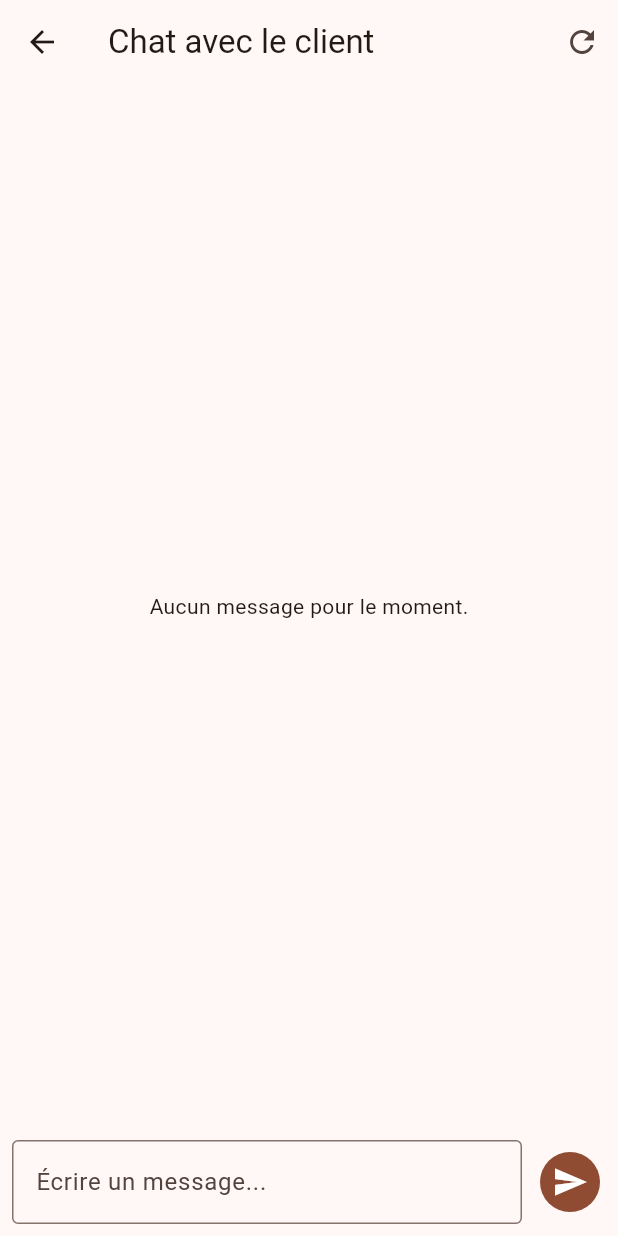
After one commit to keretkimla-code/Livraison-app, a Flutter app: the ChatScreen screen opened directly, after a tap on the "send" icon, on a phone screen of 412 x 824 dp. The commit adds this screen. Run offline on Flutter 3.47's test engine with Material 3 defaults, Android fonts, the phone set to English and light mode, and no system bars.

Commit message:
Ajoute l'écran de chat côté Livreur

```diff
--- /dev/null
+++ b/livreur/lib/screens/chat_screen.dart
@@ -0,0 +1,102 @@
+import 'package:flutter/material.dart';
+import 'package:provider/provider.dart';
+import '../state/app_state.dart';
+
+class ChatScreen extends StatefulWidget {
+  const ChatScreen({super.key});
+
+  @override
+  State<ChatScreen> createState() => _ChatScreenState();
+}
+
+class _ChatScreenState extends State<ChatScreen> {
+  final TextEditingController _controller = TextEditingController();
+
+  @override
+  void initState() {
+    super.initState();
+    WidgetsBinding.instance.addPostFrameCallback((_) {
+      context.read<AppState>().loadChatMessages();
+    });
+  }
+
+  @override
+  void dispose() {
+    _controller.dispose();
+    super.dispose();
+  }
+
+  @override
+  Widget build(BuildContext context) {
+    final appState = context.watch<AppState>();
+    final messages = appState.chatMessages;
+
+    return Scaffold(
+      appBar: AppBar(
+        title: const Text('Chat avec le client'),
+        actions: [
+          IconButton(
+            icon: const Icon(Icons.refresh),
+            onPressed: () => context.read<AppState>().loadChatMessages(),
+          ),
+        ],
+      ),
+      body: Column(
+        children: [
+          Expanded(
+            child: messages.isEmpty
+                ? const Center(child: Text('Aucun message pour le moment.'))
+                : ListView.builder(
+              padding: const EdgeInsets.all(12),
+              itemCount: messages.length,
+              itemBuilder: (context, index) {
+                final msg = messages[index];
+                final isCourier = msg['sender_role'] == 'courier';
+                return Align(
+                  alignment: isCourier ? Alignment.centerRight : Alignment.centerLeft,
+                  child: Container(
+                    margin: const EdgeInsets.symmetric(vertical: 4),
+                    padding: const EdgeInsets.symmetric(horizontal: 14, vertical: 10),
+                    decoration: BoxDecoration(
+                      color: isCourier ? Colors.orange.shade100 : Colors.grey.shade200,
+                      borderRadius: BorderRadius.circular(12),
+                    ),
+                    child: Text(msg['text']?.toString() ?? ''),
+                  ),
+                );
+              },
+            ),
+          ),
+          SafeArea(
+            child: Padding(
+              padding: const EdgeInsets.all(8.0),
+              child: Row(
+                children: [
+                  Expanded(
+                    child: TextField(
+                      controller: _controller,
+                      decoration: const InputDecoration(
+                        hintText: 'Écrire un message...',
+                        border: OutlineInputBorder(),
+                      ),
+                    ),
+                  ),
+                  const SizedBox(width: 8),
+                  IconButton.filled(
+                    icon: const Icon(Icons.send),
+                    onPressed: () {
+                      final text = _controller.text;
+                      if (text.trim().isEmpty) return;
+                      context.read<AppState>().sendChatMessage(text);
+                      _controller.clear();
+                    },
+                  ),
+                ],
+              ),
+            ),
+          ),
+        ],
+      ),
+    );
+  }
+}
--- a/livreur/lib/screens/navigation_screen.dart
+++ b/livreur/lib/screens/navigation_screen.dart
@@ -3,6 +3,7 @@ import 'package:provider/provider.dart';
 import '../models/order.dart';
 import '../state/app_state.dart';
 import 'delivery_confirmation_screen.dart';
+import 'chat_screen.dart';
 
 class NavigationScreen extends StatelessWidget {
   const NavigationScreen({super.key});
@@ -63,6 +64,16 @@ class NavigationScreen extends StatelessWidget {
                   Text(headingToPickup ? order.pickupAddress : order.dropoffAddress),
                   const SizedBox(height: 4),
                   Text('Commande ${order.id} · ${order.price} FCFA'),
+                  const SizedBox(height: 12),
+                  OutlinedButton.icon(
+                    onPressed: () {
+                      Navigator.of(context).push(
+                        MaterialPageRoute(builder: (_) => const ChatScreen()),
+                      );
+                    },
+                    icon: const Icon(Icons.chat),
+                    label: const Text('Chat avec le client'),
+                  ),
                   const SizedBox(height: 16),
                   if (appState.errorMessage != null) ...[
                     Text(appState.errorMessage!, style: const TextStyle(color: Colors.red, fontSize: 12)),
--- a/livreur/lib/state/app_state.dart
+++ b/livreur/lib/state/app_state.dart
@@ -33,6 +33,7 @@ class AppState extends ChangeNotifier {
   bool isAvailable = false;
   List<DeliveryOrder> incomingRequests = [];
   DeliveryOrder? currentOrder;
+  List<Map<String, dynamic>> chatMessages = [];
   List<DeliveryOrder> history = [];
 
   // --- UI ---
@@ -331,4 +332,28 @@ class AppState extends ChangeNotifier {
     _routeTimer?.cancel();
     super.dispose();
   }
+  Future<void> loadChatMessages() async {
+    final order = currentOrder;
+    if (order == null) return;
+    try {
+      final json = await _api.get('/orders/${order.id}/messages');
+      chatMessages = (json as List).cast<Map<String, dynamic>>();
+      notifyListeners();
+    } catch (e) {
+      errorMessage = e.toString();
+      notifyListeners();
+    }
+  }
+
+  Future<void> sendChatMessage(String text) async {
+    final order = currentOrder;
+    if (order == null || text.trim().isEmpty) return;
+    try {
+      await _api.post('/orders/${order.id}/messages', {'text': text});
+      await loadChatMessages();
+    } catch (e) {
+      errorMessage = e.toString();
+      notifyListeners();
+    }
+  }
 }
```
Also changed, not shown: 1 other file.
